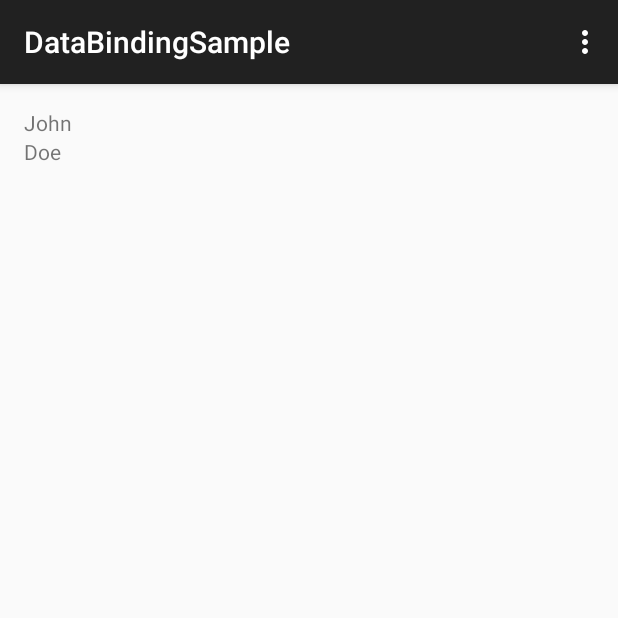
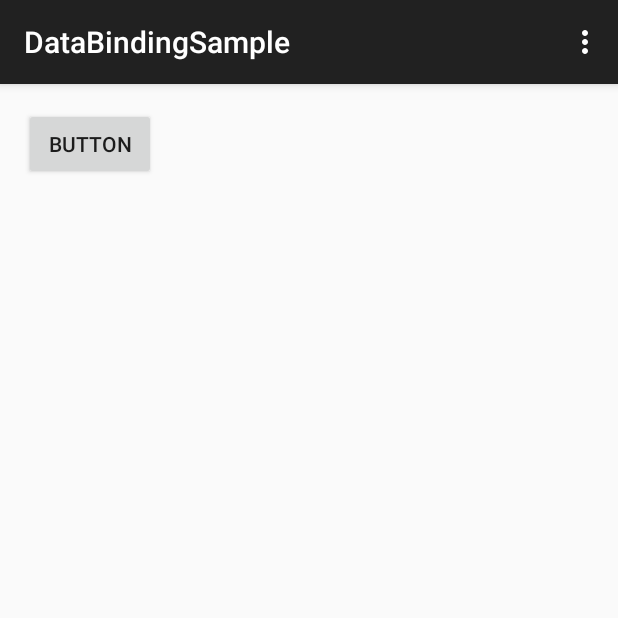
Before and after one commit to mattak/DataBindingSample, an Android app: the screen it shows after launch (MainActivity), on a phone screen of 412 x 824 dp, the top half of it. Run offline under Robolectric (Android 15) with nearby library versions, the phone set to English and light mode, and no system bars; our stand-ins replace data binding.

Commit message:
Sample2Fargment

```diff
--- a/app/build.gradle
+++ b/app/build.gradle
@@ -22,4 +22,5 @@ android {
 dependencies {
     compile fileTree(dir: 'libs', include: ['*.jar'])
     compile 'com.android.support:appcompat-v7:22.1.1'
+
 }
--- a/app/src/main/java/me/mattak/databindingsample/MainActivity.java
+++ b/app/src/main/java/me/mattak/databindingsample/MainActivity.java
@@ -13,7 +13,7 @@ public class MainActivity extends AppCompatActivity {
     protected void onCreate(Bundle savedInstanceState) {
         super.onCreate(savedInstanceState);
         setContentView(R.layout.activity_main);
-        changeFragment(Sample1Fragment.getInstance());
+        changeFragment(Sample2Fragment.getInstance());
     }
 
     private void changeFragment(Fragment fragment) {
--- a/app/src/main/java/me/mattak/databindingsample/Sample1Fragment.java
+++ b/app/src/main/java/me/mattak/databindingsample/Sample1Fragment.java
@@ -10,6 +10,9 @@ import android.view.ViewGroup;
 import me.mattak.databindingsample.databinding.FragmentSample1Binding;
 import me.mattak.databindingsample.entity.User;
 
+/**
+ * The sample for setting single text data.
+ */
 public class Sample1Fragment extends Fragment {
     public static Sample1Fragment getInstance() {
         return new Sample1Fragment();
--- /dev/null
+++ b/app/src/main/java/me/mattak/databindingsample/Sample2Fragment.java
@@ -0,0 +1,33 @@
+package me.mattak.databindingsample;
+
+import android.databinding.DataBindingUtil;
+import android.os.Bundle;
+import android.support.v4.app.Fragment;
+import android.view.LayoutInflater;
+import android.view.View;
+import android.view.ViewGroup;
+
+import me.mattak.databindingsample.databinding.FragmentSample2Binding;
+
+/**
+ * Created by mattak on 15/07/15.
+ */
+public class Sample2Fragment extends Fragment {
+    public static Sample2Fragment getInstance() {
+        return new Sample2Fragment();
+    }
+
+    @Override
+    public View onCreateView(LayoutInflater inflater, ViewGroup container, Bundle savedInstanceState) {
+        View view = inflater.inflate(R.layout.fragment_sample2, container, false);
+
+        FragmentSample2Binding binding = DataBindingUtil.bind(view);
+        binding.button.setOnClickListener(new View.OnClickListener() {
+            @Override
+            public void onClick(View v) {
+            }
+        });
+
+        return view;
+    }
+}
--- a/app/src/main/res/layout/fragment_sample1.xml
+++ b/app/src/main/res/layout/fragment_sample1.xml
@@ -10,12 +10,14 @@
         android:orientation="vertical">
 
         <TextView
+            android:id="@+id/firstName"
             android:layout_width="match_parent"
             android:layout_height="wrap_content"
             android:text="@{user.firstName}"
             />
 
         <TextView
+            android:id="@+id/lastName"
             android:layout_width="match_parent"
             android:layout_height="wrap_content"
             android:text="@{user.lastName}"
--- /dev/null
+++ b/app/src/main/res/layout/fragment_sample2.xml
@@ -0,0 +1,20 @@
+<?xml version="1.0" encoding="utf-8"?>
+<layout xmlns:android="http://schemas.android.com/apk/res/android">
+    <data>
+        <variable name="user" type="me.mattak.databindingsample.entity.User" />
+    </data>
+
+    <LinearLayout
+        android:layout_width="match_parent"
+        android:layout_height="match_parent"
+        android:orientation="vertical">
+
+        <Button
+            android:id="@+id/button"
+            android:text="Button"
+            android:layout_width="wrap_content"
+            android:layout_height="wrap_content" />
+
+    </LinearLayout>
+
+</layout>
--- a/build.gradle
+++ b/build.gradle
@@ -1,9 +1,11 @@
 // Top-level build file where you can add configuration options common to all sub-projects/modules.
+
 
 buildscript {
     repositories {
         jcenter()
     }
+
     dependencies {
         classpath 'com.android.tools.build:gradle:1.3.0-beta4'
         classpath 'com.android.databinding:dataBinder:1.0-rc0'
```
